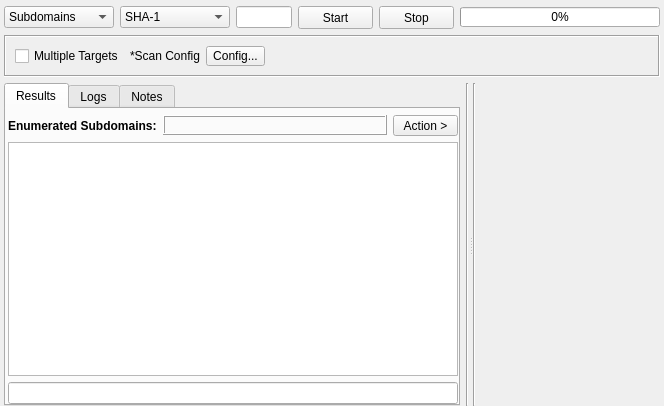
First picture: the form in sub3suite/src/engines/cert/Cert.ui, repository 3nock/OTE, before the edit.
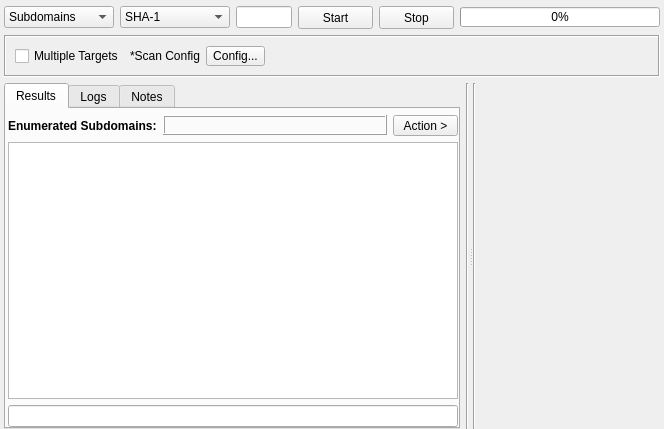
Second picture: the form after the edit. Custom widgets are drawn as their Qt base class.

```diff
--- a/sub3suite/src/engines/cert/Cert.ui
+++ b/sub3suite/src/engines/cert/Cert.ui
@@ -7,7 +7,7 @@
     <x>0</x>
     <y>0</y>
     <width>664</width>
-    <height>406</height>
+    <height>429</height>
    </rect>
   </property>
   <property name="windowTitle">
```
